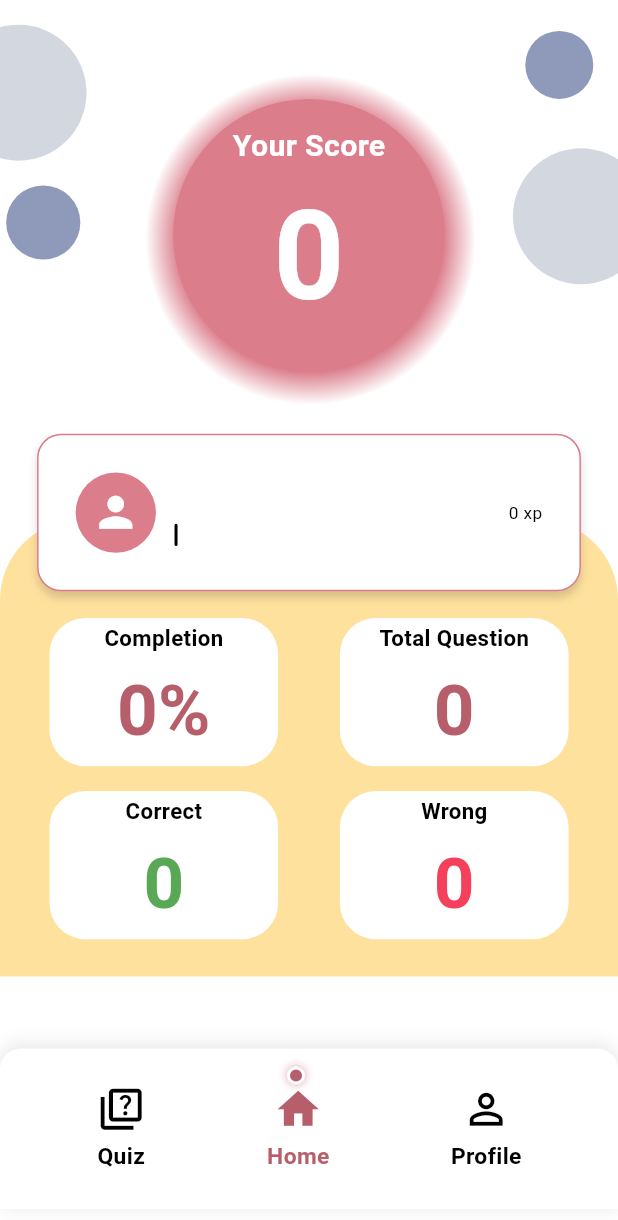
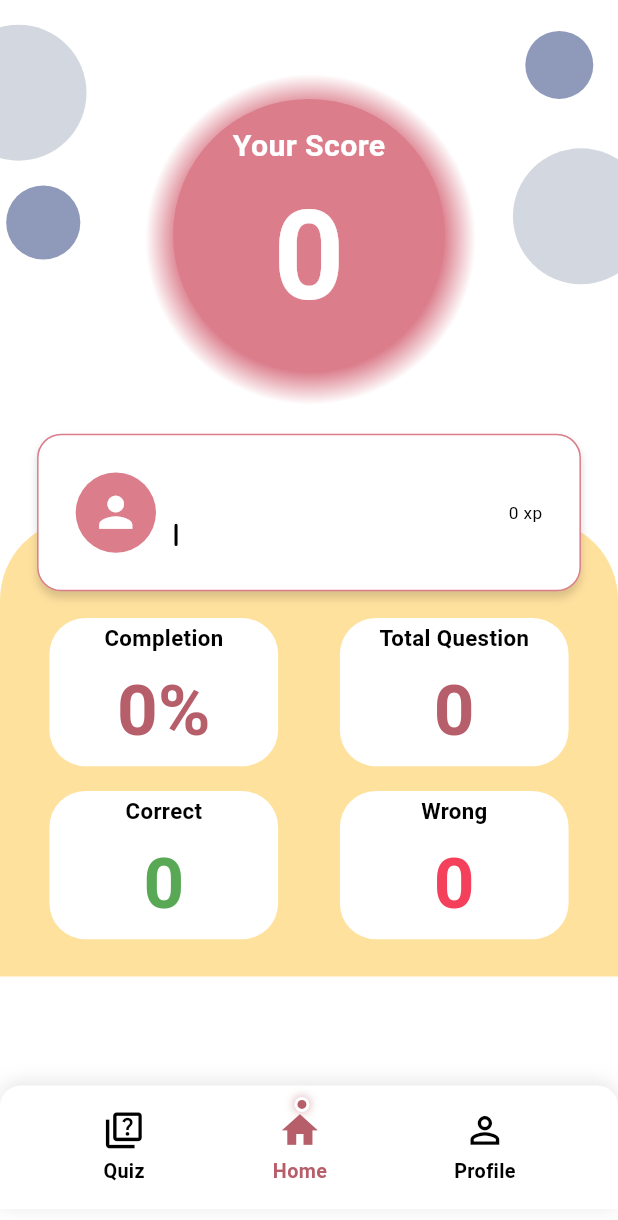
Before and after one commit to rielyta/quibble, a Flutter app: the HomeScreen screen opened directly, on a phone screen of 412 x 824 dp. Shown: the top 1220 px of the screen. Run offline on Flutter 3.47's test engine with Material 3 defaults, Android fonts, the phone set to English and light mode, and no system bars; our stand-ins replace shared_preferences; accounts and stored records are empty; Roboto replaces fonts that are missing (SF Pro); statements that could not run were skipped.

Commit message:
fix: memperbaiki layout home, quiz list, profile agar responsive feat: menambah widget list_quiz.dart

```diff
--- a/lib/widgets/navigation_bar.dart
+++ b/lib/widgets/navigation_bar.dart
@@ -1,24 +1,58 @@
 import 'package:flutter/material.dart';
+import 'package:quibble/screen/home_screen.dart';
+import 'package:quibble/screen/quiz/quiz_list_screen.dart';
+import 'package:quibble/screen/profile_screen.dart';
 
 class CustomNavigationBar extends StatelessWidget {
   final int currentIndex;
-  final Function(int) onTap;
+  final VoidCallback? onNavigationComplete;
 
   const CustomNavigationBar({
     super.key,
     required this.currentIndex,
-    required this.onTap,
+    this.onNavigationComplete,
   });
 
+  void _handleNavigation(BuildContext context, int index) {
+    if (index == currentIndex) return;
+
+    // Callback sebelum navigasi (untuk refresh data jika diperlukan)
+    onNavigationComplete?.call();
+
+    Widget destination;
+    switch (index) {
+      case 0:
+        destination = const QuizListScreen();
+        break;
+      case 1:
+        destination = const HomeScreen();
+        break;
+      case 2:
+        destination = const ProfileScreen();
+        break;
+      default:
+        return;
+    }
+
+    // Gunakan pushReplacement untuk halaman utama agar tidak menumpuk
+    Navigator.pushReplacement(
+      context,
+      MaterialPageRoute(builder: (context) => destination),
+    );
+  }
 
   @override
   Widget build(BuildContext context) {
     final screenWidth = MediaQuery.of(context).size.width;
     final screenHeight = MediaQuery.of(context).size.height;
+    final isLandscape = MediaQuery.of(context).orientation == Orientation.landscape;
+
+    // FIXED: Tinggi konsisten untuk semua orientasi
+    final navHeight = isLandscape ? screenHeight * 0.15 : screenHeight * 0.10;
 
     return Container(
       width: screenWidth,
-      height: screenHeight * 0.13,
+      height: navHeight,
       decoration: BoxDecoration(
         color: Colors.white,
         borderRadius: const BorderRadius.vertical(
@@ -43,6 +77,7 @@ class CustomNavigationBar extends StatelessWidget {
             index: 0,
             screenWidth: screenWidth,
             screenHeight: screenHeight,
+            isLandscape: isLandscape,
           ),
           _buildNavItem(
             context: context,
@@ -52,6 +87,7 @@ class CustomNavigationBar extends StatelessWidget {
             index: 1,
             screenWidth: screenWidth,
             screenHeight: screenHeight,
+            isLandscape: isLandscape,
           ),
           _buildNavItem(
             context: context,
@@ -61,6 +97,7 @@ class CustomNavigationBar extends StatelessWidget {
             index: 2,
             screenWidth: screenWidth,
             screenHeight: screenHeight,
+            isLandscape: isLandscape,
           ),
         ],
       ),
@@ -75,11 +112,14 @@ class CustomNavigationBar extends StatelessWidget {
     required int index,
     required double screenWidth,
     required double screenHeight,
+    required bool isLandscape,
   }) {
     final isActive = currentIndex == index;
+    final iconSize = isLandscape ? screenHeight * 0.065 : screenWidth * 0.07;
+    final fontSize = isLandscape ? screenHeight * 0.035 : screenWidth * 0.032;
 
     return GestureDetector(
-      onTap: () => onTap(index),
+      onTap: () => _handleNavigation(context, index),
       behavior: HitTestBehavior.opaque,
       child: Container(
         padding: EdgeInsets.symmetric(
@@ -96,19 +136,17 @@ class CustomNavigationBar extends StatelessWidget {
               children: [
                 Icon(
                   isActive ? activeIcon : icon,
-                  color: isActive
-                      ? const Color(0xFFB65E6A)
-                      : Colors.black,
-                  size: screenWidth * 0.08,
+                  color: isActive ? const Color(0xFFB65E6A) : Colors.black,
+                  size: iconSize,
                 ),
                 // Dot indicator
                 if (isActive)
                   Positioned(
-                    top: -12,
-                    right: 12,
+                    top: -8,
+                    right: 8,
                     child: Container(
-                      width: 12,
-                      height: 12,
+                      width: 10,
+                      height: 10,
                       decoration: BoxDecoration(
                         color: const Color(0xFFB65E6A),
                         shape: BoxShape.circle,
@@ -116,26 +154,24 @@ class CustomNavigationBar extends StatelessWidget {
                           color: Colors.white,
                           width: 2,
                         ),
-                        boxShadow:  [
+                        boxShadow: [
                           BoxShadow(
-                            color: Color(0xFFB65E6A).withValues(alpha: 0.4 ),
+                            color: const Color(0xFFB65E6A).withValues(alpha: 0.4),
                             blurRadius: 4,
                             spreadRadius: 1,
                           )
-                        ]
+                        ],
                       ),
                     ),
                   ),
               ],
             ),
-            SizedBox(height: screenHeight * 0.005),
+            SizedBox(height: screenHeight * 0.004),
             Text(
               label,
               style: TextStyle(
-                color: isActive
-                    ? const Color(0xFFB65E6A)
-                    : Colors.black,
-                fontSize: screenWidth * 0.037,
+                color: isActive ? const Color(0xFFB65E6A) : Colors.black,
+                fontSize: fontSize,
                 fontFamily: 'SF Pro',
                 fontWeight: FontWeight.w700,
               ),
```
Also changed, not shown: lib/widgets/list_quiz.dart (added, +87 -0 lines).
